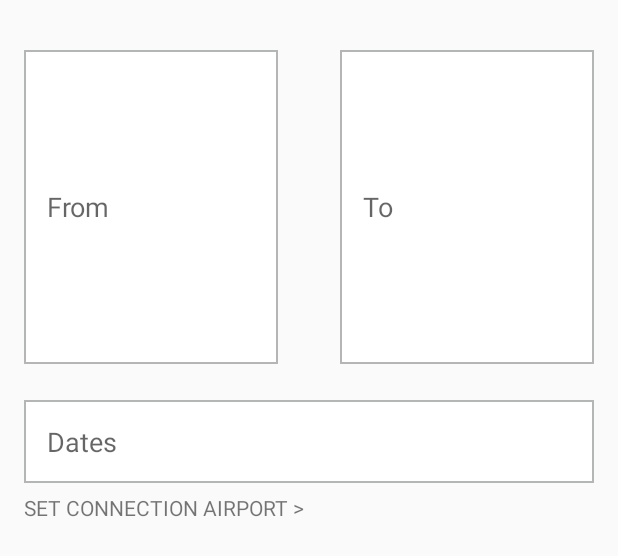
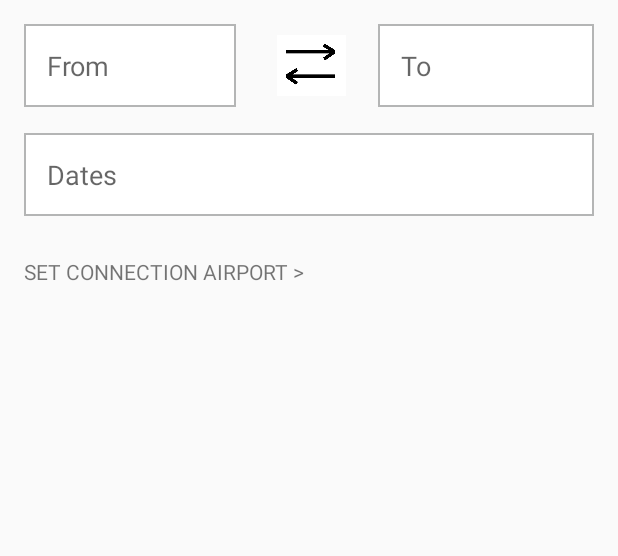
Before and after one commit to ysc1995/DeltaApp, an Android app: the layout frag_item_multicity.xml on its own in the app's theme, with its tools: preview values and no code run, on a phone screen of 412 x 824 dp. Shown: the top 556 px of the screen. Run offline under Robolectric (Android 15) with nearby library versions, the phone set to English and light mode, and no system bars.

Commit message:
add reverse icon

```diff
--- a/app/src/main/res/layout/frag_item_multicity.xml
+++ b/app/src/main/res/layout/frag_item_multicity.xml
@@ -9,45 +9,43 @@
 
     <EditText
         android:id="@+id/txt_bf_from"
-        android:layout_width="0dp"
-        android:layout_height="0dp"
-        android:layout_marginBottom="24dp"
-        android:layout_marginEnd="41dp"
+        android:layout_width="141dp"
+        android:layout_height="wrap_content"
+        android:layout_marginBottom="17dp"
+        android:layout_marginEnd="16dp"
         android:layout_marginStart="16dp"
-        android:layout_marginTop="33dp"
+        android:layout_marginTop="16dp"
         android:background="@drawable/rectangle_border"
         android:ems="10"
         android:hint="@string/bf_from"
         android:inputType="textPersonName"
         android:padding="15dp"
         app:layout_constraintBottom_toTopOf="@+id/txt_bf_dates"
-        app:layout_constraintEnd_toStartOf="@+id/txt_bf_to"
+        app:layout_constraintEnd_toStartOf="@+id/imageView2"
         app:layout_constraintStart_toStartOf="parent"
         app:layout_constraintTop_toTopOf="parent" />
 
     <EditText
         android:id="@+id/txt_bf_to"
-        android:layout_width="0dp"
-        android:layout_height="0dp"
+        android:layout_width="144dp"
+        android:layout_height="wrap_content"
 
-        android:layout_marginBottom="24dp"
         android:layout_marginEnd="16dp"
-        android:layout_marginTop="33dp"
+        android:layout_marginTop="16dp"
         android:background="@drawable/rectangle_border"
         android:ems="10"
         android:hint="@string/bf_to"
         android:inputType="textPersonName"
         android:padding="15dp"
-        app:layout_constraintBottom_toTopOf="@+id/txt_bf_dates"
         app:layout_constraintEnd_toEndOf="parent"
-        app:layout_constraintStart_toEndOf="@+id/txt_bf_from"
+        app:layout_constraintStart_toEndOf="@+id/imageView2"
         app:layout_constraintTop_toTopOf="parent" />
 
     <EditText
         android:id="@+id/txt_bf_dates"
         android:layout_width="0dp"
         android:layout_height="wrap_content"
-        android:layout_marginBottom="502dp"
+        android:layout_marginBottom="27dp"
         android:layout_marginEnd="16dp"
         android:layout_marginStart="16dp"
         android:background="@drawable/rectangle_border"
@@ -55,20 +53,33 @@
         android:hint="@string/bf_dates"
         android:inputType="date"
         android:padding="15dp"
-        app:layout_constraintBottom_toBottomOf="parent"
+        app:layout_constraintBottom_toTopOf="@+id/tv_bf_connairport"
         app:layout_constraintEnd_toEndOf="parent"
         app:layout_constraintStart_toStartOf="parent"
-        app:layout_constraintTop_toBottomOf="@+id/txt_bf_to" />
+        app:layout_constraintTop_toBottomOf="@+id/txt_bf_from" />
 
     <TextView
         android:id="@+id/tv_bf_connairport"
         android:layout_width="wrap_content"
-        android:layout_height="wrap_content"
-        android:layout_marginBottom="470dp"
+        android:layout_height="0dp"
+        android:layout_marginBottom="378dp"
         android:layout_marginStart="16dp"
         android:text="@string/bf_set_connection_airport"
         app:layout_constraintBottom_toBottomOf="parent"
         app:layout_constraintStart_toStartOf="parent"
         app:layout_constraintTop_toBottomOf="@+id/txt_bf_dates" />
 
+    <ImageView
+        android:id="@+id/imageView2"
+        android:layout_width="0dp"
+        android:layout_height="0dp"
+        android:layout_marginBottom="7dp"
+        android:layout_marginEnd="10dp"
+        android:layout_marginTop="7dp"
+        app:layout_constraintBottom_toBottomOf="@+id/txt_bf_to"
+        app:layout_constraintEnd_toStartOf="@+id/txt_bf_to"
+        app:layout_constraintStart_toEndOf="@+id/txt_bf_from"
+        app:layout_constraintTop_toTopOf="@+id/txt_bf_to"
+        app:srcCompat="@drawable/double_arrow" />
+
 </android.support.constraint.ConstraintLayout>
```
